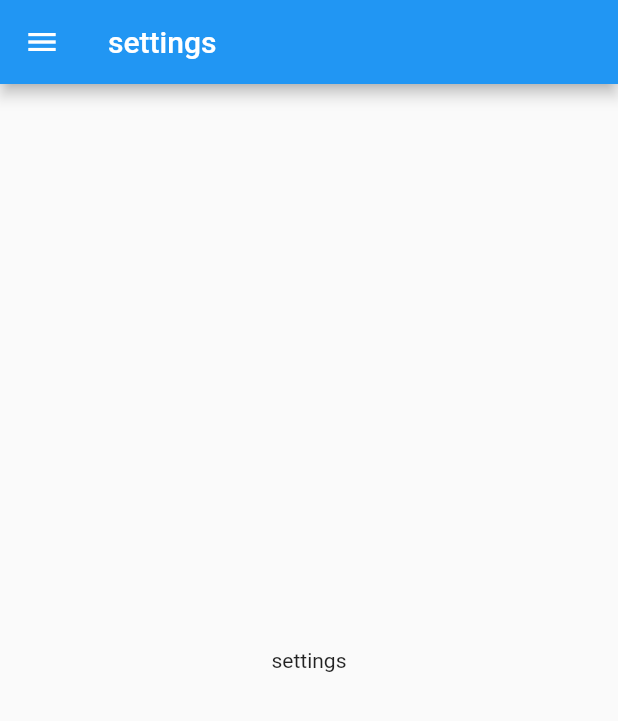
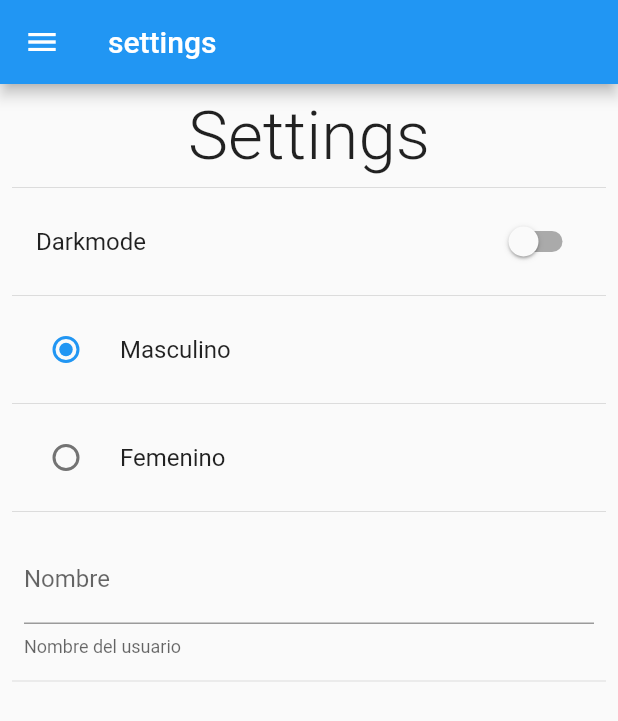
Before and after one commit to TecAbel/flutter-settings-storage, a Flutter app: the SettingsScreen screen opened by its route, on a phone screen of 412 x 824 dp. Shown: the top 721 px of the screen. Run offline on Flutter 3.47's test engine with Material 2 defaults, Android fonts, the phone set to English and light mode, and no system bars; our stand-ins replace shared_preferences; accounts and stored records are empty.

Commit message:
feat(preferences): added shared_preference library to manage preferences and added provider to manage darkmode state changes

```diff
--- /dev/null
+++ b/lib/preferences/preferences.dart
@@ -0,0 +1,41 @@
+import 'package:shared_preferences/shared_preferences.dart';
+
+class Preferences {
+  static late SharedPreferences _preferences;
+
+  static String _name = 'Abel';
+  static int _gender = 1;
+  static bool _isDarkMode = false;
+
+  static Future<SharedPreferences> init() async {
+    _preferences = await SharedPreferences.getInstance();
+    return _preferences;
+  }
+
+  static String get name {
+    return _preferences.getString('name') ?? _name;
+  }
+
+  static set name(String name) {
+    _name = name;
+    _preferences.setString('name', name);
+  }
+
+  static int get gender {
+    return _preferences.getInt('gender') ?? _gender;
+  }
+
+  static set gender(int gender) {
+    _gender = gender;
+    _preferences.setInt('gender', gender);
+  }
+
+  static bool get isDarkMode {
+    return _preferences.getBool('dark') ?? _isDarkMode;
+  }
+
+  static set isDarkMode(bool dark) {
+    _isDarkMode = dark;
+    _preferences.setBool('dark', dark);
+  }
+}
--- /dev/null
+++ b/lib/providers/theme_provider.dart
@@ -0,0 +1,18 @@
+import 'package:flutter/material.dart';
+
+class ThemeProvider extends ChangeNotifier {
+  ThemeData currentTheme;
+
+  ThemeProvider({required bool isDarkMode})
+      : currentTheme = isDarkMode ? ThemeData.dark() : ThemeData.light();
+
+  setLightMode() {
+    currentTheme = ThemeData.light();
+    notifyListeners();
+  }
+
+  setDarkMode() {
+    currentTheme = ThemeData.dark();
+    notifyListeners();
+  }
+}
--- a/lib/screens/settings_sc.dart
+++ b/lib/screens/settings_sc.dart
@@ -1,16 +1,94 @@
 import 'package:flutter/material.dart';
+import 'package:local_storage/preferences/preferences.dart';
+import 'package:local_storage/providers/theme_provider.dart';
 import 'package:local_storage/widgets/widgets.dart';
+import 'package:provider/provider.dart';
 
-class SettingsScreen extends StatelessWidget {
+class SettingsScreen extends StatefulWidget {
   static const routeName = 'Settings';
   const SettingsScreen({super.key});
 
   @override
+  State<SettingsScreen> createState() => _SettingsScreenState();
+}
+
+class _SettingsScreenState extends State<SettingsScreen> {
+  // bool isDarkMode = false;
+  // String initialName = 'Abel';
+  // int gender = 1;
+  @override
   Widget build(BuildContext context) {
+    final themeProvider = Provider.of<ThemeProvider>(context, listen: false);
     return Scaffold(
       appBar: AppBar(title: const Text('settings')),
       drawer: const SideMenu(),
-      body: const Center(child: Text('settings')),
+      body: Padding(
+        padding: const EdgeInsets.all(8.0),
+        child: SingleChildScrollView(
+          child: Column(
+            children: [
+              const Text(
+                'Settings',
+                style: TextStyle(fontSize: 45, fontWeight: FontWeight.w300),
+                textAlign: TextAlign.center,
+              ),
+              const Divider(),
+              SwitchListTile.adaptive(
+                title: const Text('Darkmode'),
+                value: Preferences.isDarkMode,
+                onChanged: (value) {
+                  Preferences.isDarkMode = value;
+                  if (value) {
+                    themeProvider.setDarkMode();
+                  } else {
+                    themeProvider.setLightMode();
+                  }
+                  setState(() {});
+                },
+              ),
+              const Divider(),
+              RadioListTile<int>(
+                title: const Text('Masculino'),
+                groupValue: Preferences.gender,
+                value: 1,
+                onChanged: (value) {
+                  setState(() {
+                    Preferences.gender = value!;
+                  });
+                },
+              ),
+              const Divider(),
+              RadioListTile<int>(
+                title: const Text('Femenino'),
+                groupValue: Preferences.gender,
+                value: 2,
+                onChanged: (value) {
+                  setState(() {
+                    Preferences.gender = value!;
+                  });
+                },
+              ),
+              const Divider(),
+              Padding(
+                padding: const EdgeInsets.all(8.0),
+                child: TextFormField(
+                  onChanged: (value) {
+                    setState(() {
+                      Preferences.name = value;
+                    });
+                  },
+                  initialValue: Preferences.name,
+                  decoration: const InputDecoration(
+                    label: Text('Nombre'),
+                    helperText: 'Nombre del usuario',
+                  ),
+                ),
+              ),
+              const Divider(),
+            ],
+          ),
+        ),
+      ),
     );
   }
 }
--- a/pubspec.yaml
+++ b/pubspec.yaml
@@ -35,6 +35,8 @@ dependencies:
   # The following adds the Cupertino Icons font to your application.
   # Use with the CupertinoIcons class for iOS style icons.
   cupertino_icons: ^1.0.2
+  shared_preferences: ^2.0.18
+  provider: ^6.0.5
 
 dev_dependencies:
   flutter_test:
```
Also changed, not shown: lib/main.dart (+19 -5 lines), lib/screens/home_sc.dart (+11 -2 lines), pubspec.lock, 1 other file.
